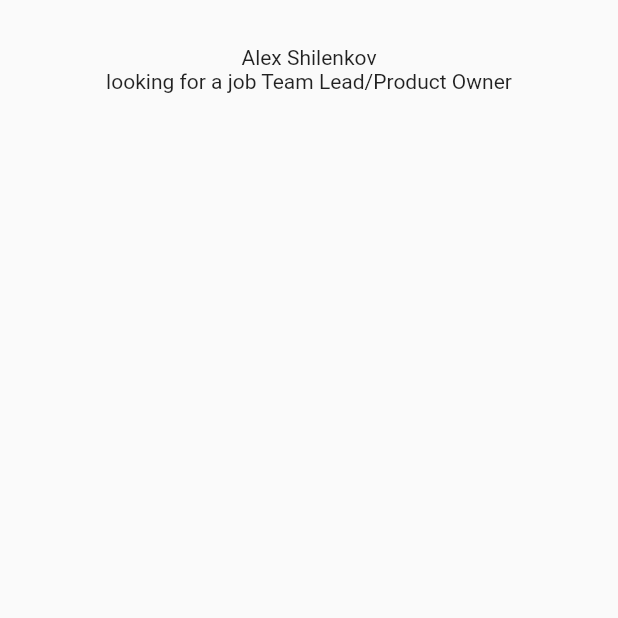
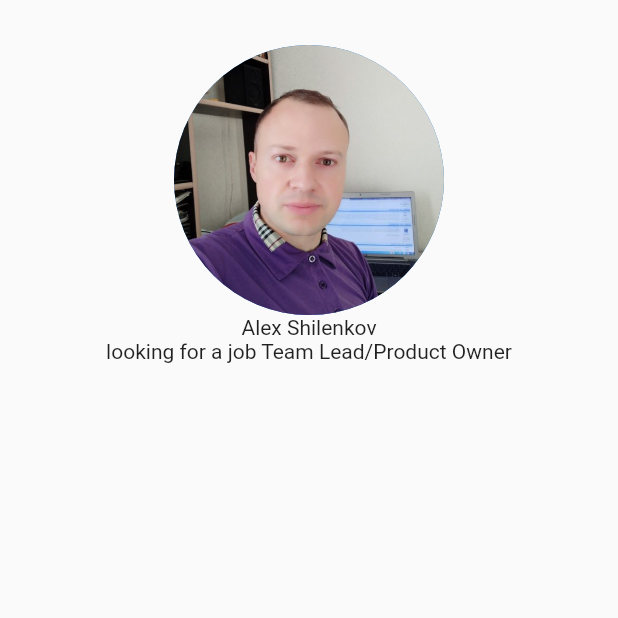
Before and after one commit to Alex-esc1/Flutter_CV, a Flutter app: the screen it shows after launch, on a phone screen of 412 x 824 dp, the top half of it. Run offline on Flutter 3.47's test engine with Material 2 defaults, Android fonts, the phone set to English and light mode, and no system bars.

```diff
--- a/cv/lib/main.dart
+++ b/cv/lib/main.dart
@@ -27,6 +27,10 @@ class MyCv extends StatelessWidget {
           child: Column(
         children: const [
           SizedBox(height: 30),
+          CircleAvatar(
+            radius: 90,
+            foregroundImage: AssetImage('assets/photo.jpeg'),
+          ),
           Text('Alex Shilenkov'),
           Text('looking for a job Team Lead/Product Owner'),
         ],
--- a/cv/pubspec.yaml
+++ b/cv/pubspec.yaml
@@ -60,9 +60,8 @@ flutter:
   uses-material-design: true
 
   # To add assets to your application, add an assets section, like this:
-  # assets:
-  #   - images/a_dot_burr.jpeg
-  #   - images/a_dot_ham.jpeg
+  assets:
+   - assets/
 
   # An image asset can refer to one or more resolution-specific "variants", see
   # https://flutter.dev/assets-and-images/#resolution-aware
```
Also changed, not shown: cv/assets/photo.jpeg (added).
